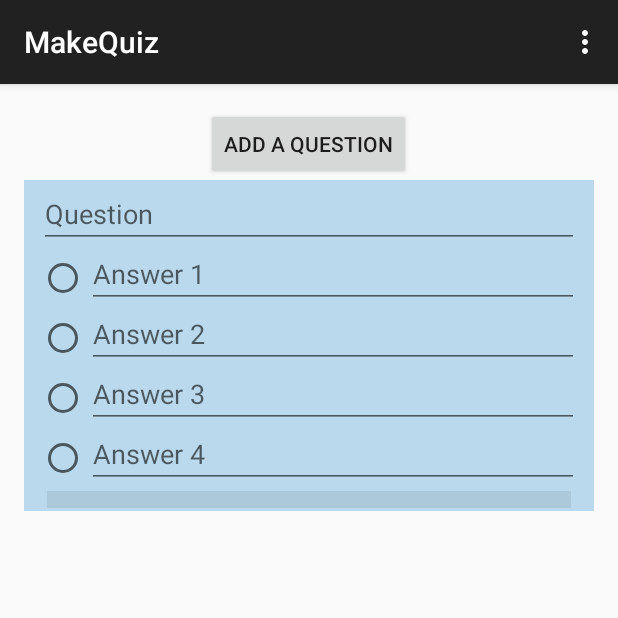
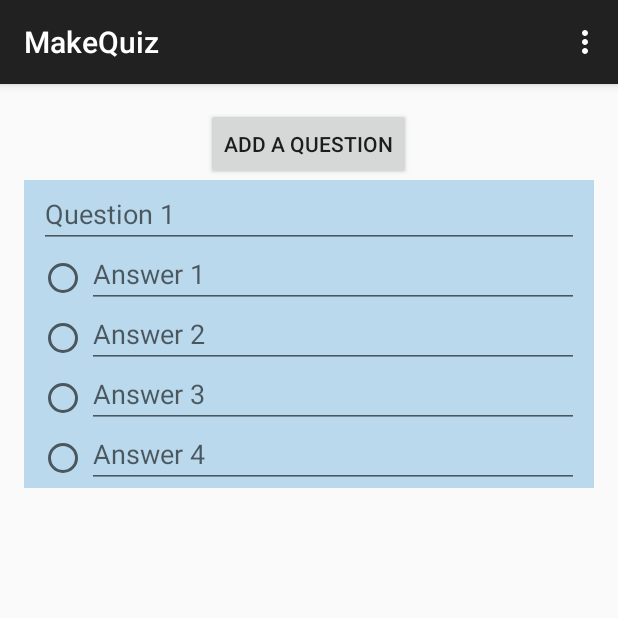
Before and after one commit to jbeale/QuizMe, an Android app: the MakeQuiz screen opened directly, with no data from a screen before it, after a tap on "ADD A QUESTION", on a phone screen of 412 x 824 dp, the top half of it. Run offline under Robolectric (Android 15) with nearby library versions, the phone set to English and light mode, and no system bars; 2 statements that could not run were skipped.

Commit message:
Made some changes to the multiple choice question functionality. Still implementing the REST things as well.

```diff
--- a/android/QuizWhiz/app/src/main/java/com/whiz/quiz/quizwhiz/MakeQuiz.java
+++ b/android/QuizWhiz/app/src/main/java/com/whiz/quiz/quizwhiz/MakeQuiz.java
@@ -5,14 +5,18 @@ import android.os.Bundle;
 import android.view.Menu;
 import android.view.MenuItem;
 import android.view.View;
+import android.widget.AbsListView;
+import android.widget.AdapterView;
 import android.widget.Button;
 import android.widget.ListView;
+import android.widget.Toast;
 
 import java.util.ArrayList;
 
 
 public class MakeQuiz extends ActionBarActivity {
     Button btnAddQuestion = null;
+    Button btnSaveQuiz = null;
     ListView listViewQuestions = null;
     MultipleChoiceQuestionAdapter questionAdapter = null;
     ArrayList<MultipleChoiceQuestion> multipleChoiceQuestions =
@@ -27,18 +31,32 @@ public class MakeQuiz extends ActionBarActivity {
         listViewQuestions = (ListView) findViewById(R.id.listViewQuestions);
 
         questionAdapter = new MultipleChoiceQuestionAdapter(this, multipleChoiceQuestions, this);
+
         listViewQuestions.setAdapter(questionAdapter);
 
         btnAddQuestion.setOnClickListener(new View.OnClickListener() {
             @Override
             public void onClick(View v) {
-                multipleChoiceQuestions.add(new MultipleChoiceQuestion());
+                MultipleChoiceQuestion multipleChoiceQuestion = new MultipleChoiceQuestion();
+                multipleChoiceQuestions.add(multipleChoiceQuestion);
                 questionAdapter.notifyDataSetChanged();
             }
         });
 
+
+        //TODO Make this an actual button
+        btnSaveQuiz.setOnClickListener(new View.OnClickListener() {
+            @Override
+            public void onClick(View v) {
+                for(MultipleChoiceQuestion question : multipleChoiceQuestions){
+
+
+                }
+                //TODO send this thing to Server
+            }
+        });
+
     }
-
 
     @Override
     public boolean onCreateOptionsMenu(Menu menu) {
--- a/android/QuizWhiz/app/src/main/java/com/whiz/quiz/quizwhiz/MultipleChoiceQuestion.java
+++ b/android/QuizWhiz/app/src/main/java/com/whiz/quiz/quizwhiz/MultipleChoiceQuestion.java
@@ -5,7 +5,9 @@ package com.whiz.quiz.quizwhiz;
  */
 public class MultipleChoiceQuestion extends QuizQuestion {
     private String[] possibleAnswers = new String[4];
-    int correctAnswerPosition = -1;
+    private int correctAnswerPosition = -1;
+    private int id = -1;
+    final static String TYPE = "mc";
 
     public String[] getPossibleAnswers() {
         return possibleAnswers;
@@ -22,4 +24,12 @@ public class MultipleChoiceQuestion extends QuizQuestion {
     public void setCorrectAnswerPosition(int correctAnswerPosition) {
         this.correctAnswerPosition = correctAnswerPosition;
     }
+
+    public int getId(){
+        return id;
+    }
+
+    public void setId(int id){
+        this.id = id;
+    }
 }
--- a/android/QuizWhiz/app/src/main/java/com/whiz/quiz/quizwhiz/MultipleChoiceQuestionAdapter.java
+++ b/android/QuizWhiz/app/src/main/java/com/whiz/quiz/quizwhiz/MultipleChoiceQuestionAdapter.java
@@ -1,7 +1,9 @@
 package com.whiz.quiz.quizwhiz;
 
 import android.app.Activity;
+import android.app.AlertDialog;
 import android.content.Context;
+import android.content.DialogInterface;
 import android.view.LayoutInflater;
 import android.view.View;
 import android.view.ViewGroup;
@@ -42,25 +44,57 @@ public class MultipleChoiceQuestionAdapter extends BaseAdapter {
     }
 
     @Override
-    public View getView(int position, View convertView, ViewGroup parent) {
+    public View getView(int position, View convertView, final ViewGroup parent) {
         if(convertView == null) {
             LayoutInflater inflater = LayoutInflater.from(context);
             convertView = inflater.inflate(R.layout.multiple_choice_list, null);
         }
 
         EditText question = (EditText) convertView.findViewById(R.id.editQuestion);
-        String[] answers = new String[4];
-        answers[0] = convertView.findViewById(R.id.editAnswer1).toString();
-        answers[1] = convertView.findViewById(R.id.editAnswer2).toString();
-        answers[2] = convertView.findViewById(R.id.editAnswer3).toString();
-        answers[3] = convertView.findViewById(R.id.editAnswer4).toString();
+        final int questionNumber = position + 1;
+        question.setHint("Question " + questionNumber);
+
+     //TODO On long click, open up a dialog box for edition or deletion
+        convertView.setOnLongClickListener(new View.OnLongClickListener() {
+            @Override
+            public boolean onLongClick(View v) {
+
+                AlertDialog.Builder builder = new AlertDialog.Builder(activity);
+                builder.setTitle("Edit Question " + questionNumber + "?");
+                String[] boxValues = {"Edit", "Delete"};
+                builder.setItems(boxValues, new DialogInterface.OnClickListener() {
+                    @Override
+                    public void onClick(DialogInterface dialog, int which) {
+                        switch (which){
+                            case 0:
+                                //TODO Edit
+                                break;
+                            case 1:
+                                //TODO Delete
+                        }
+
+                    }
+                });
+                builder.show();
+
+                return false;
+            }
+        });
+
+
         RadioGroup radioGroup = (RadioGroup) convertView.findViewById(R.id.radioGroup);
         RadioButton btnCorrectAnswer = (RadioButton) convertView.findViewById(radioGroup.getCheckedRadioButtonId());
+
+        String[] options = new String[4];
+        options[0] = convertView.findViewById(R.id.editAnswer1).toString();
+        options[1] = convertView.findViewById(R.id.editAnswer2).toString();
+        options[2] = convertView.findViewById(R.id.editAnswer3).toString();
+        options[3] = convertView.findViewById(R.id.editAnswer4).toString();
 
         MultipleChoiceQuestion multipleChoiceQuestion = multipleChoiceQuestions.get(position);
 
         multipleChoiceQuestion.setQuestion(question.toString());
-        multipleChoiceQuestion.setPossibleAnswers(answers);
+        multipleChoiceQuestion.setPossibleAnswers(options);
         multipleChoiceQuestion.setCorrectAnswerPosition((Integer) btnCorrectAnswer.getTag());
 
         return convertView;
--- a/android/QuizWhiz/app/src/main/res/layout/activity_make_quiz.xml
+++ b/android/QuizWhiz/app/src/main/res/layout/activity_make_quiz.xml
@@ -20,5 +20,7 @@
         android:id="@+id/listViewQuestions"
         android:layout_below="@+id/buttonAddQuestion"
         android:layout_alignParentLeft="true"
-        android:layout_alignParentStart="true" />
+        android:layout_alignParentStart="true"
+        android:stackFromBottom="true"
+        android:transcriptMode="alwaysScroll"/>
 </RelativeLayout>
--- a/android/QuizWhiz/app/src/main/res/layout/multiple_choice_list.xml
+++ b/android/QuizWhiz/app/src/main/res/layout/multiple_choice_list.xml
@@ -89,18 +89,9 @@
         android:layout_toRightOf="@+id/radioGroup"
         android:layout_alignRight="@+id/editAnswer3"
         android:layout_alignEnd="@+id/editAnswer3"
-        android:hint="Answer 4" />
+        android:hint="Answer 4" /><![CDATA[
 
-    <ImageView
-        xmlns:android="http://schemas.android.com/apk/res/android"
-        android:src="@android:drawable/divider_horizontal_bright"
-        android:layout_width="fill_parent"
-        android:layout_height="15dp"
-        android:scaleType="fitXY"
-        android:paddingLeft="5dp"
-        android:paddingRight="5dp"
-        android:paddingBottom="2dp"
-        android:paddingTop="2dp"
-        android:layout_below="@+id/editAnswer4"/> />
+    />
 
+]]>
 </RelativeLayout>
```
Also changed, not shown: android/QuizWhiz/app/src/main/java/com/whiz/quiz/quizwhiz/LoginReciever.java (deleted, +0 -26 lines), android/QuizWhiz/app/src/main/java/com/whiz/quiz/quizwhiz/LoginService.java (deleted, +0 -107 lines), android/QuizWhiz/app/src/main/java/com/whiz/quiz/quizwhiz/Main.java (+6 -3 lines), android/QuizWhiz/app/src/main/java/com/whiz/quiz/quizwhiz/service/Api.java (+21 -0 lines).
